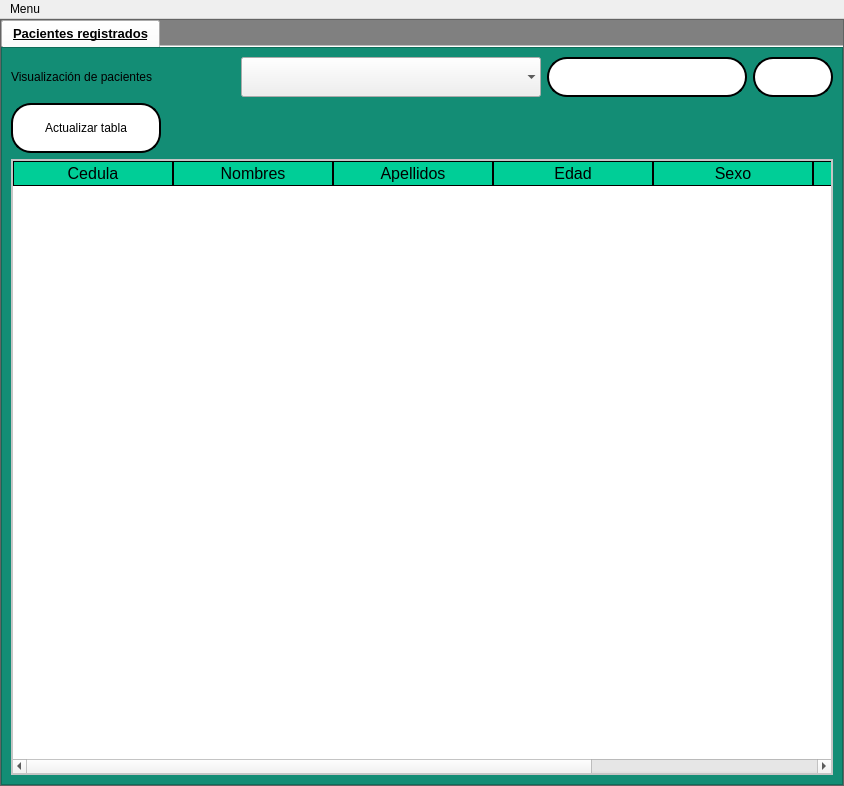
Reinaldito04/App-Consultas-y-Historias-Medicas, file interfaces/paciente_view.ui: the form before one commit.
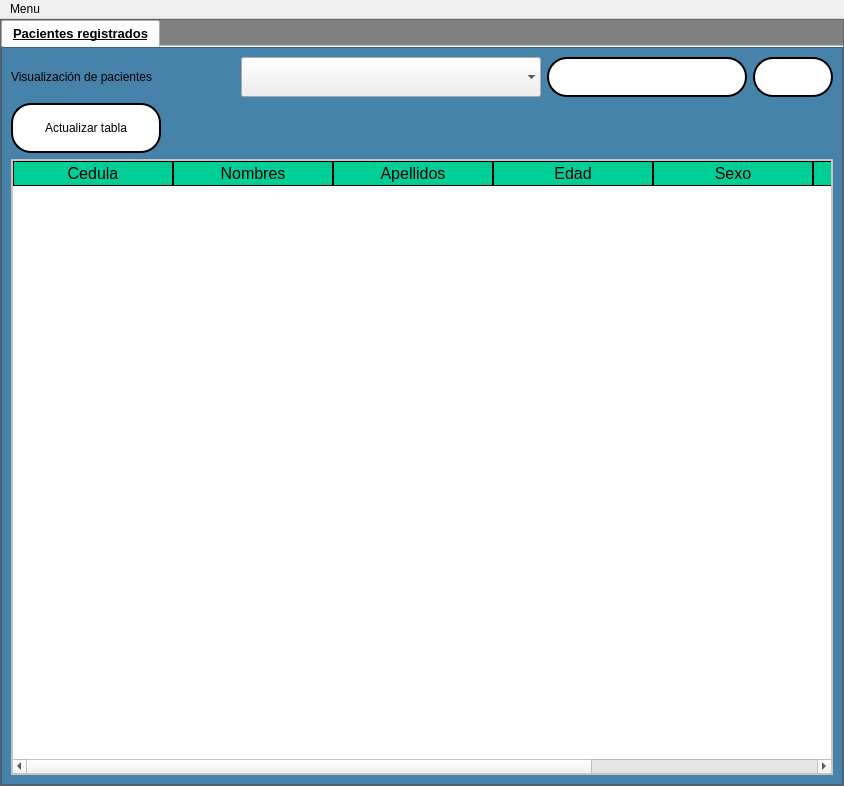
The form after the commit. Icons and pictures are not drawn.

Diff of the .ui file:
```diff
--- a/interfaces/paciente_view.ui
+++ b/interfaces/paciente_view.ui
@@ -112,7 +112,7 @@
              </property>
              <property name="styleSheet">
               <string notr="true">QFrame{
-background-color:#138D75;
+background-color:rgb(70, 130, 169);
 	font: 12pt &quot;Microsoft Sans Serif&quot;;
 }
 QTableWidget{
```
Left out of the diff: 2 changed lines with no effect on the pictures.
